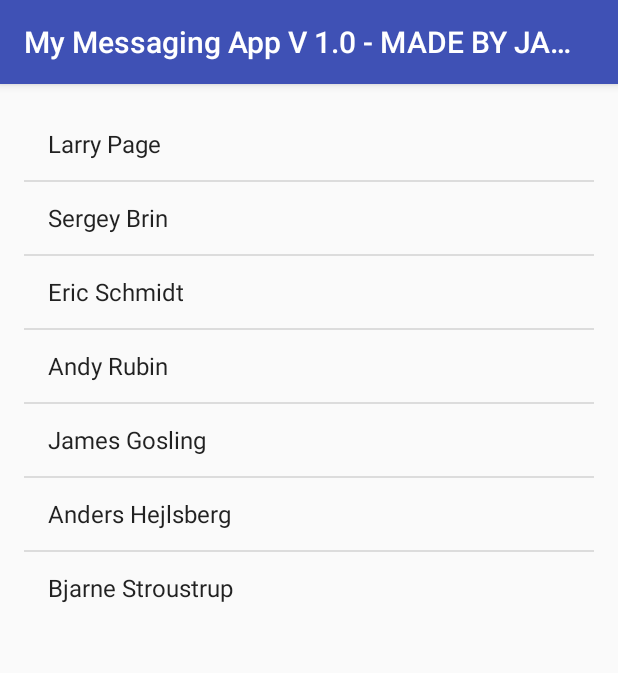
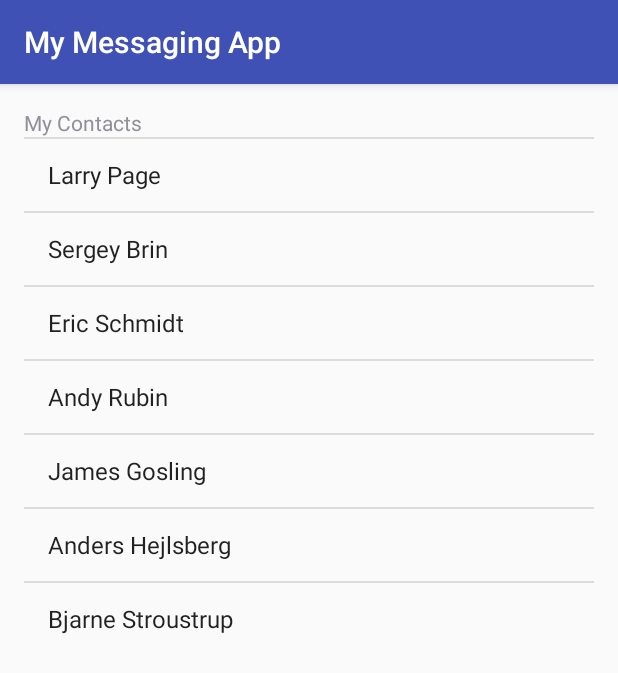
Before and after one commit to Jason-Pearson/JasonPearson_COMP304Lab6_Ex1, an Android app: the screen it shows after launch (MainActivity), on a phone screen of 412 x 824 dp. Shown: the top 673 px of the screen. Run offline under Robolectric (Android 15) with nearby library versions, the phone set to English and light mode, and no system bars.

Commit message:
I suck at CopyPasta :(

```diff
--- a/app/src/main/java/com/example/jason/jasonpearson_comp304lab6_ex1/MainActivity.java
+++ b/app/src/main/java/com/example/jason/jasonpearson_comp304lab6_ex1/MainActivity.java
@@ -1,13 +1,65 @@
 package com.example.jason.jasonpearson_comp304lab6_ex1;
 
+import android.app.Activity;
+import android.app.ListActivity;
+import android.content.Intent;
 import android.support.v7.app.AppCompatActivity;
 import android.os.Bundle;
+import android.view.Menu;
+import android.view.MenuItem;
+import android.view.View;
+import android.widget.AdapterView;
+import android.widget.ArrayAdapter;
+import android.widget.ListAdapter;
+import android.widget.ListView;
+import android.widget.TextView;
 
 public class MainActivity extends AppCompatActivity {
-
+    String[] contacts;
+    ListView lstView;
+    //
+    Intent intent;
     @Override
     protected void onCreate(Bundle savedInstanceState) {
         super.onCreate(savedInstanceState);
         setContentView(R.layout.activity_main);
+        this.getSupportActionBar().setTitle("My Messaging App");
+        //ListView lstView = getListView();
+        lstView = (ListView)findViewById(R.id.android_list);
+        TextView textView = new TextView(getApplicationContext());
+        textView.setText("My Contacts");
+
+        lstView.addHeaderView(textView);
+        lstView.setChoiceMode(ListView.CHOICE_MODE_NONE);
+        lstView.setTextFilterEnabled(true);
+
+        contacts = getResources().getStringArray(R.array.contacts);
+        ArrayAdapter<String> adapter = new ArrayAdapter<String>(this,
+                android.R.layout.simple_list_item_1, android.R.id.text1, contacts);
+        // Assign adapter to ListView
+        lstView.setAdapter(adapter);
+        intent = new Intent(this, MessageActivity.class);
+        // ListView Item Click Listener
+        lstView.setOnItemClickListener(new AdapterView.OnItemClickListener() {
+            @Override
+            public void onItemClick(AdapterView<?> parent, View view,
+                                    int position, long id) {
+
+                // ListView Clicked item index
+                int itemPosition = position;
+
+                // ListView Clicked item value
+                String item = (String) lstView.getItemAtPosition(position);
+
+                // Show Alert
+                intent.putExtra("contactName",item);
+                startActivity(intent);
+
+            }
+
+        });
+
+
     }
+
 }
--- a/app/src/main/res/layout/activity_main.xml
+++ b/app/src/main/res/layout/activity_main.xml
@@ -1,4 +1,3 @@
-<?xml version="1.0" encoding="utf-8"?>
 <RelativeLayout xmlns:android="http://schemas.android.com/apk/res/android"
     xmlns:tools="http://schemas.android.com/tools" android:layout_width="match_parent"
     android:layout_height="match_parent" android:paddingLeft="@dimen/activity_horizontal_margin"
--- a/app/src/main/res/layout/activity_message.xml
+++ b/app/src/main/res/layout/activity_message.xml
@@ -4,7 +4,7 @@
     android:paddingRight="@dimen/activity_horizontal_margin"
     android:paddingTop="@dimen/activity_vertical_margin"
     android:paddingBottom="@dimen/activity_vertical_margin"
-    tools:context="com.example.jason.jasonpearson_comp304lab6_ex1.MainActivity">
+    tools:context="com.example.jason.jasonpearson_comp304lab6_ex1.MessageActivity">
 
     <TextView android:text="@string/hello_world"
         android:layout_width="wrap_content"
--- a/app/src/main/res/values/strings.xml
+++ b/app/src/main/res/values/strings.xml
@@ -1,5 +1,5 @@
 <resources>
-    <string name="app_name">My Messaging App V 1.0 - MADE BY JASON PEARSON</string>
+    <string name="app_name">My Messaging App V 1.0</string>
 
     <string name="hello_world">Welcome to Messaging page!</string>
     <string name="action_settings">Settings</string>
```
Also changed, not shown: app/build.gradle (+5 -4 lines), app/src/main/java/com/example/jason/jasonpearson_comp304lab6_ex1/MessageActivity.java (+5 -5 lines).
